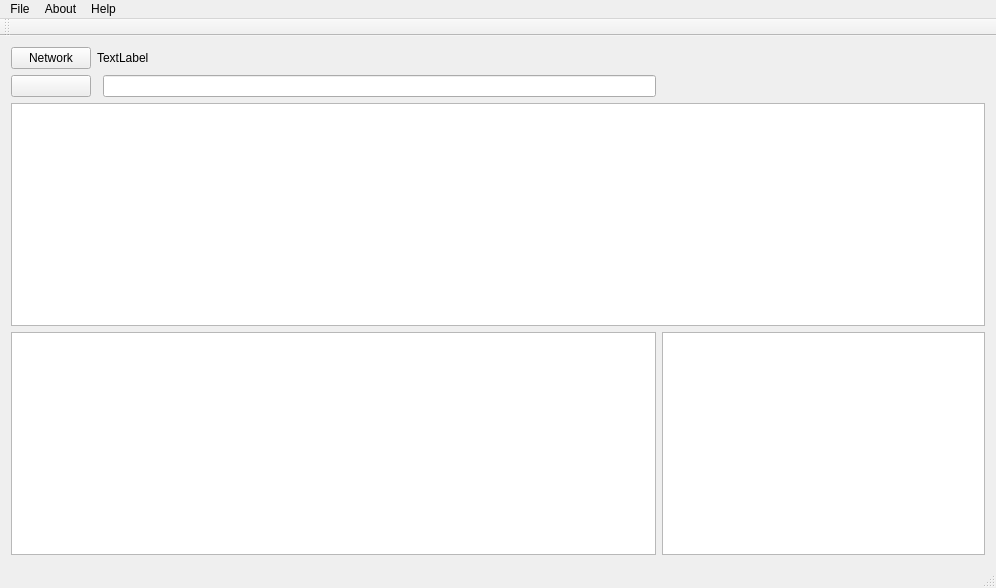
This is ui/mainwindow.ui in zqzqz/SimpleSniffer as Qt 5 draws it before an edit. The edited form follows.
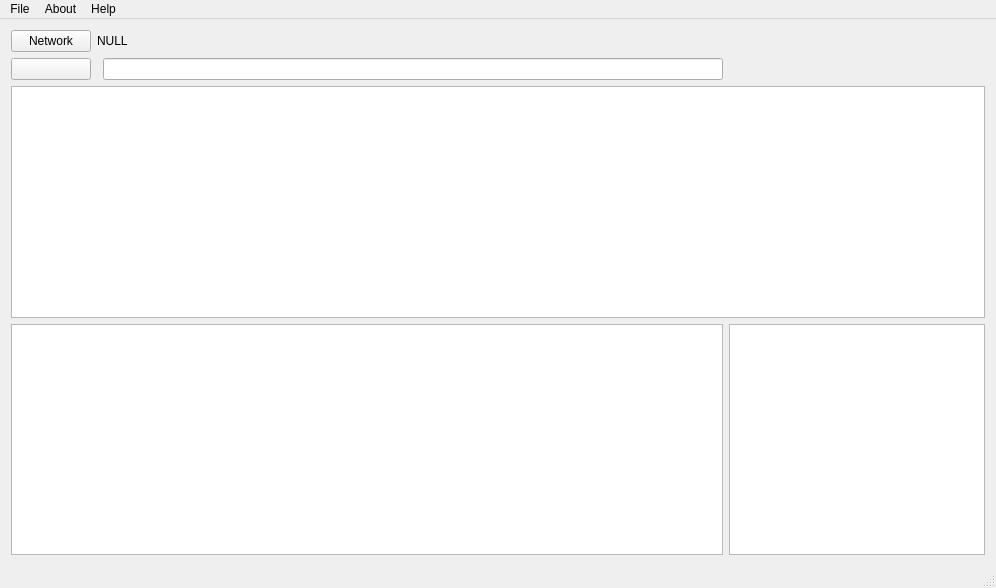
This is the edited form. Icons and pictures are not drawn.

```diff
--- a/ui/mainwindow.ui
+++ b/ui/mainwindow.ui
@@ -16,7 +16,36 @@
   <widget class="QWidget" name="centralWidget">
    <layout class="QGridLayout" name="gridLayout_2">
     <item row="0" column="0">
-     <layout class="QGridLayout" name="gridLayout_3" rowstretch="0,0,0,0,0,0" columnstretch="2,1">
+     <layout class="QGridLayout" name="gridLayout_3" rowstretch="0,0,0,0,0,0,0" columnstretch="2,0">
+      <item row="3" column="0" colspan="2">
+       <widget class="QTableView" name="tableView">
+        <property name="lineWidth">
+         <number>1</number>
+        </property>
+        <property name="iconSize">
+         <size>
+          <width>0</width>
+          <height>0</height>
+         </size>
+        </property>
+       </widget>
+      </item>
+      <item row="6" column="0">
+       <widget class="QTreeView" name="treeView">
+        <property name="contextMenuPolicy">
+         <enum>Qt::CustomContextMenu</enum>
+        </property>
+       </widget>
+      </item>
+      <item row="6" column="1">
+       <widget class="QTextBrowser" name="textBrowser">
+        <property name="font">
+         <font>
+          <pointsize>11</pointsize>
+         </font>
+        </property>
+       </widget>
+      </item>
       <item row="0" column="0">
        <layout class="QGridLayout" name="gridLayout">
         <item row="2" column="0">
@@ -58,41 +87,12 @@
         <item row="1" column="1" colspan="2">
          <widget class="QLabel" name="netLabel">
           <property name="text">
-           <string>TextLabel</string>
+           <string>NULL</string>
           </property>
          </widget>
         </item>
        </layout>
       </item>
-      <item row="3" column="0" colspan="2">
-       <widget class="QTableView" name="tableView">
-        <property name="lineWidth">
-         <number>1</number>
-        </property>
-        <property name="iconSize">
-         <size>
-          <width>0</width>
-          <height>0</height>
-         </size>
-        </property>
-       </widget>
-      </item>
-      <item row="5" column="0">
-       <widget class="QTreeView" name="treeView">
-        <property name="contextMenuPolicy">
-         <enum>Qt::CustomContextMenu</enum>
-        </property>
-       </widget>
-      </item>
-      <item row="5" column="1">
-       <widget class="QTextBrowser" name="textBrowser">
-        <property name="font">
-         <font>
-          <pointsize>11</pointsize>
-         </font>
-        </property>
-       </widget>
-      </item>
      </layout>
     </item>
    </layout>
@@ -131,14 +131,6 @@
    <addaction name="menuabout"/>
    <addaction name="menuhelp"/>
   </widget>
-  <widget class="QToolBar" name="mainToolBar">
-   <attribute name="toolBarArea">
-    <enum>TopToolBarArea</enum>
-   </attribute>
-   <attribute name="toolBarBreak">
-    <bool>false</bool>
-   </attribute>
-  </widget>
   <widget class="QStatusBar" name="statusBar"/>
   <action name="actionrun">
    <property name="text">
```
